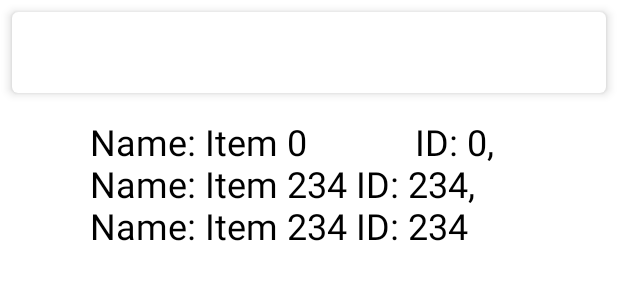
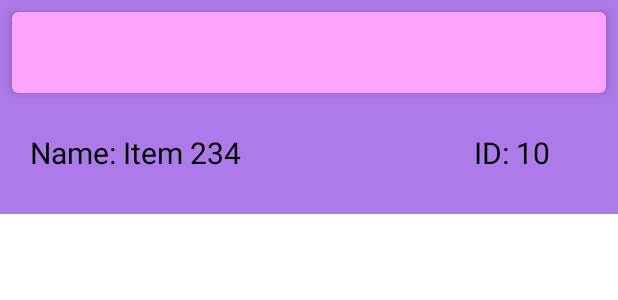
Before and after one commit to anupreetttt/FetchRewardsExercise, an Android app: the layout row_items.xml on its own in the app's theme, with its tools: preview values and no code run, on a phone screen of 412 x 824 dp. Shown: the top 300 px of the screen. Run offline under Robolectric (Android 15) with nearby library versions, the phone set to English and light mode, and no system bars.

Commit message:
All done

```diff
--- a/app/src/main/java/com/example/fetchrewardsexercise/MyAdapter.kt
+++ b/app/src/main/java/com/example/fetchrewardsexercise/MyAdapter.kt
@@ -17,7 +17,7 @@ class MyAdapter(val context: Context, val dataItems: List<Pair<Int, List<MyDataI
     class ViewHolder(itemView: View) : RecyclerView.ViewHolder(itemView) {
         val listId: TextView = itemView.findViewById(R.id.list_id)
         val names: TextView = itemView.findViewById(R.id.textView1)
-//        val ids: TextView = itemView.findViewById(R.id.textView2)
+        val ids: TextView = itemView.findViewById(R.id.textView2)
         val constraintLayout: LinearLayout = itemView.findViewById(R.id.expandedLayout)
     }
 
@@ -31,14 +31,14 @@ class MyAdapter(val context: Context, val dataItems: List<Pair<Int, List<MyDataI
 
         holder.listId.text = "List " + currentItem.listId.toString()
 
-//        val myId = dataItems[position].second[0]
-//
-//        holder.ids.text = myId.id.toString()
 
-        val names = dataItems[position].second.map { "Name: ${it.name!!} & ID: ${it.id!!}" }.joinToString(", ")
+
+        val names = dataItems[position].second.joinToString(" ") { "Name: ${it.name!!}" }
         holder.names.text = names
 
+        val ids = dataItems[position].second.joinToString("  ") { " ID: ${it.id}" }
 
+        holder.ids.text = ids
         val isVisible : Boolean = currentItem.visibility
         holder.constraintLayout.visibility = if (isVisible) View.VISIBLE else View.GONE
 
--- a/app/src/main/res/layout/activity_main.xml
+++ b/app/src/main/res/layout/activity_main.xml
@@ -4,6 +4,7 @@
     xmlns:tools="http://schemas.android.com/tools"
     android:layout_width="match_parent"
     android:layout_height="match_parent"
+    android:background="#865DFF"
     tools:context=".MainActivity">
 
 
--- a/app/src/main/res/layout/row_items.xml
+++ b/app/src/main/res/layout/row_items.xml
@@ -1,9 +1,9 @@
 <?xml version="1.0" encoding="utf-8"?>
-<androidx.constraintlayout.widget.ConstraintLayout
-    xmlns:android="http://schemas.android.com/apk/res/android"
+<androidx.constraintlayout.widget.ConstraintLayout xmlns:android="http://schemas.android.com/apk/res/android"
     xmlns:app="http://schemas.android.com/apk/res-auto"
     android:layout_width="match_parent"
     android:layout_height="wrap_content"
+    android:background="#AD7BE9"
     android:orientation="vertical">
 
     <androidx.cardview.widget.CardView
@@ -11,7 +11,7 @@
         android:layout_width="match_parent"
         android:layout_height="wrap_content"
         android:layout_margin="8dp"
-        app:cardBackgroundColor="#ffffff"
+        app:cardBackgroundColor="#FFA3FD"
         app:cardCornerRadius="4dp"
         app:cardElevation="4dp"
         app:layout_constraintEnd_toEndOf="parent"
@@ -31,6 +31,7 @@
                 android:layout_width="0dp"
                 android:layout_height="wrap_content"
                 android:layout_weight="1"
+                android:textColor="@color/black"
                 android:textSize="16sp"
                 android:textStyle="bold"
                 app:layout_constraintBottom_toBottomOf="parent"
@@ -63,17 +64,32 @@
 
             <TextView
                 android:id="@+id/textView1"
+                android:layout_width="0dp"
+                android:layout_height="wrap_content"
+                android:layout_weight="1"
+                android:paddingStart="20dp"
+                android:paddingTop="20dp"
+                android:paddingEnd="15dp"
+                android:paddingBottom="20dp"
+                android:text="Name: Item 234"
                 android:textColor="@color/black"
-                android:layout_width="match_parent"
-                android:layout_height="match_parent"
-                android:layout_weight="0"
-                android:paddingRight="50dp"
-                android:paddingLeft="50dp"
-                android:layout_margin="10dp"
-                android:text="Name: Item 0            ID: 0, Name: Item 234 ID: 234, Name: Item 234 ID: 234"
-                android:textSize="24sp" />
+                android:textSize="20sp" />
+
+            <TextView
+                android:id="@+id/textView2"
+                android:layout_width="0dp"
+                android:layout_height="wrap_content"
+                android:layout_weight="1"
+                android:padding="5dp"
+                android:paddingStart="110dp"
+                android:paddingTop="20dp"
+                android:paddingEnd="30dp"
+                android:paddingBottom="20dp"
+                android:text="ID: 10"
+                android:textColor="@color/black"
+                android:textSize="20sp" />
+
         </LinearLayout>
-
 
         <View
             android:id="@+id/underline"
```
